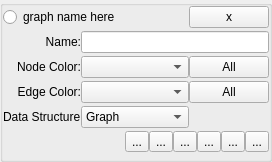
Qt form src/Interface/GraphPropertiesWidget.ui (KDE/rocs) before a commit.
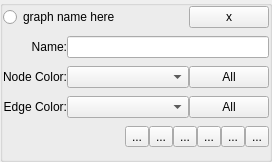
The same form after that commit. Custom widgets are drawn as their Qt base class.

Commit message: removing some il8n added by mistake

```diff
--- a/src/Interface/GraphPropertiesWidget.ui
+++ b/src/Interface/GraphPropertiesWidget.ui
@@ -168,7 +168,7 @@
         </property>
        </widget>
       </item>
-      <item row="4" column="0" colspan="4">
+      <item row="3" column="0" colspan="4">
        <layout class="QHBoxLayout" name="horizontalLayout_2">
         <property name="spacing">
          <number>0</number>
@@ -284,40 +284,6 @@
         </item>
        </layout>
       </item>
-      <item row="3" column="0">
-       <widget class="QLabel" name="label_4">
-        <property name="text">
-         <string>Data Structure</string>
-        </property>
-       </widget>
-      </item>
-      <item row="3" column="2">
-       <widget class="KComboBox" name="_dataStructureType">
-        <property name="editable">
-         <bool>false</bool>
-        </property>
-        <item>
-         <property name="text">
-          <string>Graph</string>
-         </property>
-        </item>
-        <item>
-         <property name="text">
-          <string>Linked List</string>
-         </property>
-        </item>
-        <item>
-         <property name="text">
-          <string>Double Linked List</string>
-         </property>
-        </item>
-        <item>
-         <property name="text">
-          <string>Binary Tree</string>
-         </property>
-        </item>
-       </widget>
-      </item>
      </layout>
     </widget>
    </item>
@@ -345,11 +311,6 @@
    <extends>QComboBox</extends>
    <header>kcolorcombo.h</header>
   </customwidget>
-  <customwidget>
-   <class>KComboBox</class>
-   <extends>QComboBox</extends>
-   <header>kcombobox.h</header>
-  </customwidget>
  </customwidgets>
  <resources/>
  <connections/>
```
